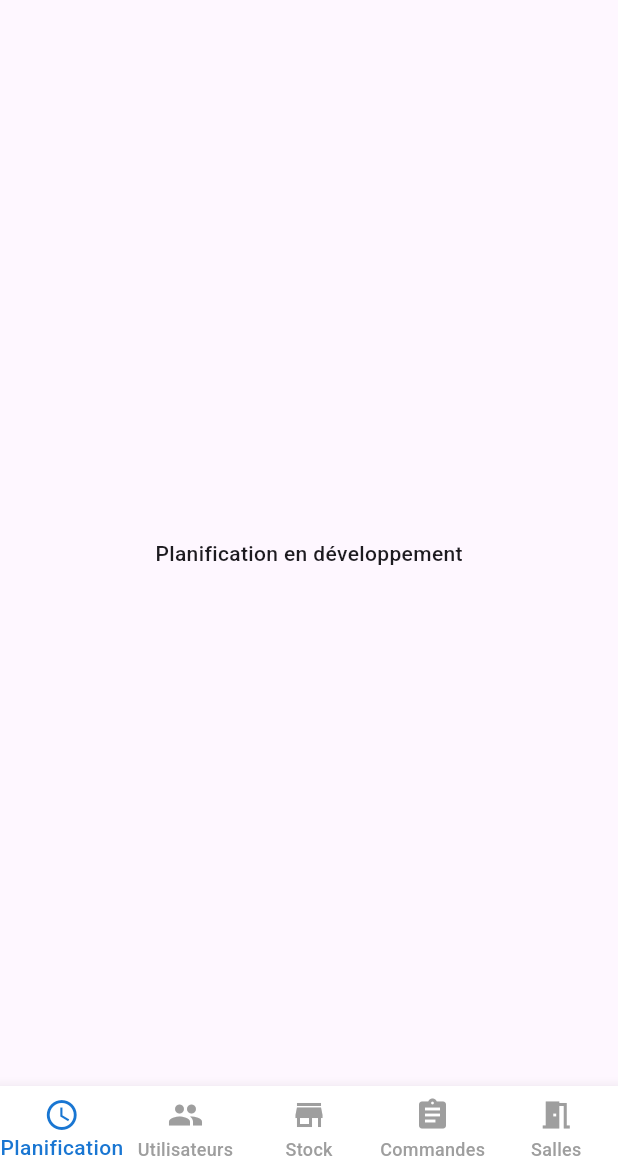
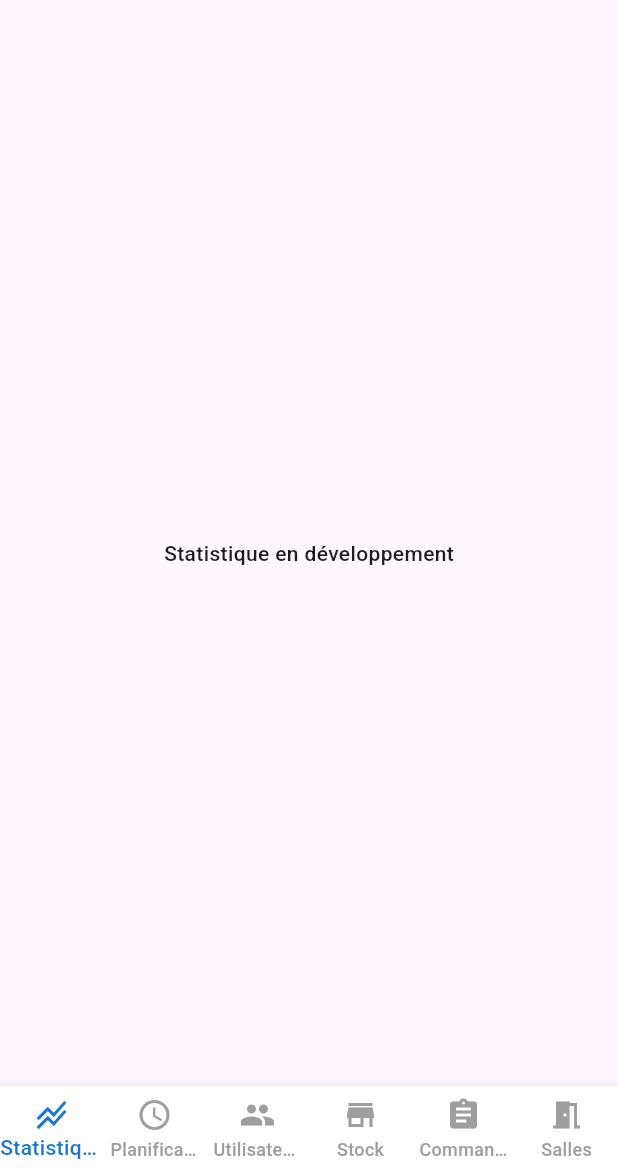
Before and after one commit to rimabouazra/AutoplanificationProductionProject, a Flutter app: the screen it shows after launch, on a phone screen of 412 x 824 dp, the part 63-1236 px from its top. Run offline on Flutter 3.47's test engine with Material 3 defaults, Android fonts, the phone set to English and light mode, and no system bars; our stand-ins replace fluttertoast.

```diff
--- a/frontend_flutter/lib/views/admin_home_page.dart
+++ b/frontend_flutter/lib/views/admin_home_page.dart
@@ -13,6 +13,7 @@ class _AdminHomePageState extends State<AdminHomePage> {
   int _selectedIndex = 0;
 
   final List<Widget> _pages = [
+    Center(child: Text('Statistique en développement')), // Placeholder
     Center(child: Text('Planification en développement')), // Placeholder
     Center(child: Text('Utilisateurs en développement')), // Placeholder
     Center(child: Text('Stock en développement')), // Placeholder
@@ -38,6 +39,10 @@ class _AdminHomePageState extends State<AdminHomePage> {
       bottomNavigationBar:
       BottomNavigationBar(
         items: const <BottomNavigationBarItem>[
+          BottomNavigationBarItem(
+            icon: Icon(Icons.stacked_line_chart),
+            label: 'Statistique',
+          ),
           BottomNavigationBarItem(
             icon: Icon(Icons.schedule),
             label: 'Planification',
```
